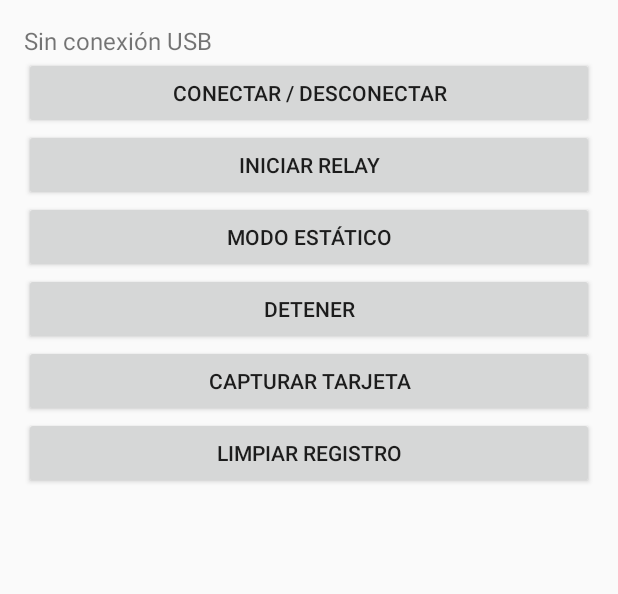
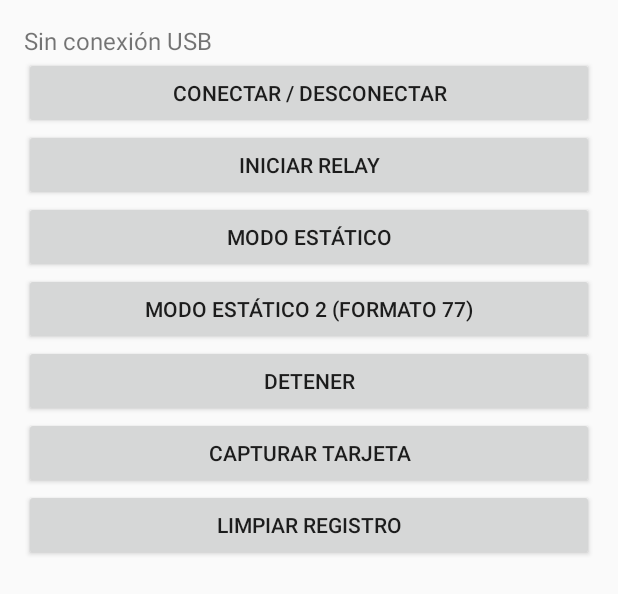
Before and after one commit to adriancorreacgcg/PN532-Android-USB, an Android app: the layout activity_main.xml on its own in the app's theme, with its tools: preview values and no code run, on a phone screen of 412 x 824 dp. Shown: the top 594 px of the screen. Run offline under Robolectric (Android 15) with nearby library versions, the phone set to English and light mode, and no system bars.

Commit message:
Actualizar activity_main.xml

```diff
--- a/app/src/main/res/layout/activity_main.xml
+++ b/app/src/main/res/layout/activity_main.xml
@@ -35,6 +35,12 @@
             android:text="Modo estático" />
 
         <Button
+            android:id="@+id/estatico2Button"
+            android:layout_width="match_parent"
+            android:layout_height="wrap_content"
+            android:text="Modo estático 2 (formato 77)" />
+
+        <Button
             android:id="@+id/stopButton"
             android:layout_width="match_parent"
             android:layout_height="wrap_content"
@@ -66,5 +72,6 @@
             android:layout_height="wrap_content"
             android:textSize="11sp"
             android:textIsSelectable="true" />
+
     </LinearLayout>
 </ScrollView>
```
